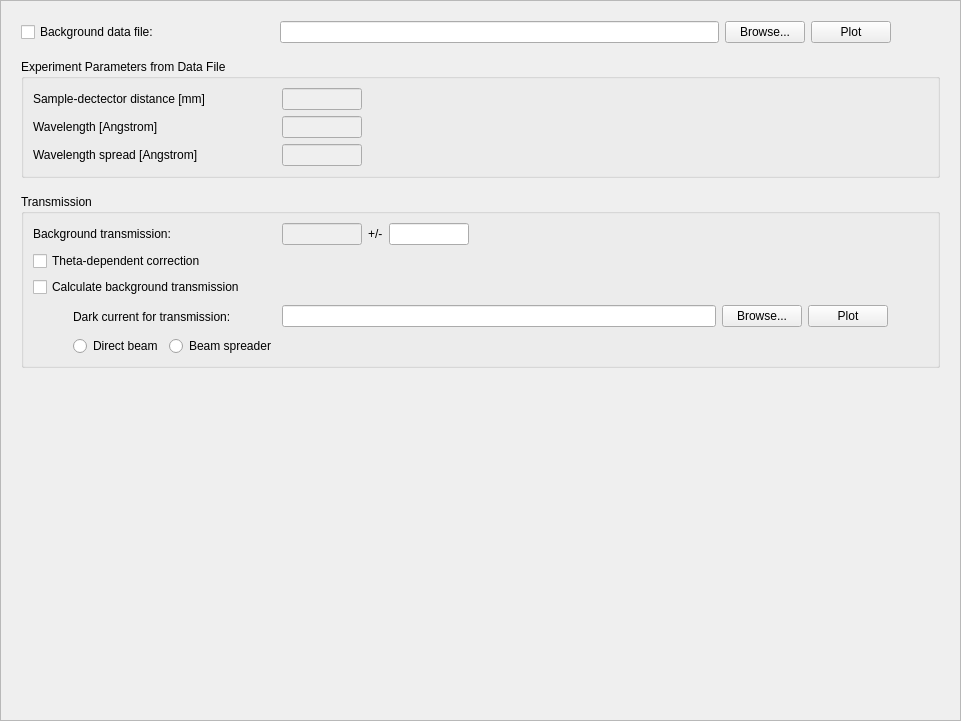
Old version of the form Code/Mantid/scripts/Interface/ui/sans/hfir_background.ui in the repository mantidproject/mantid.
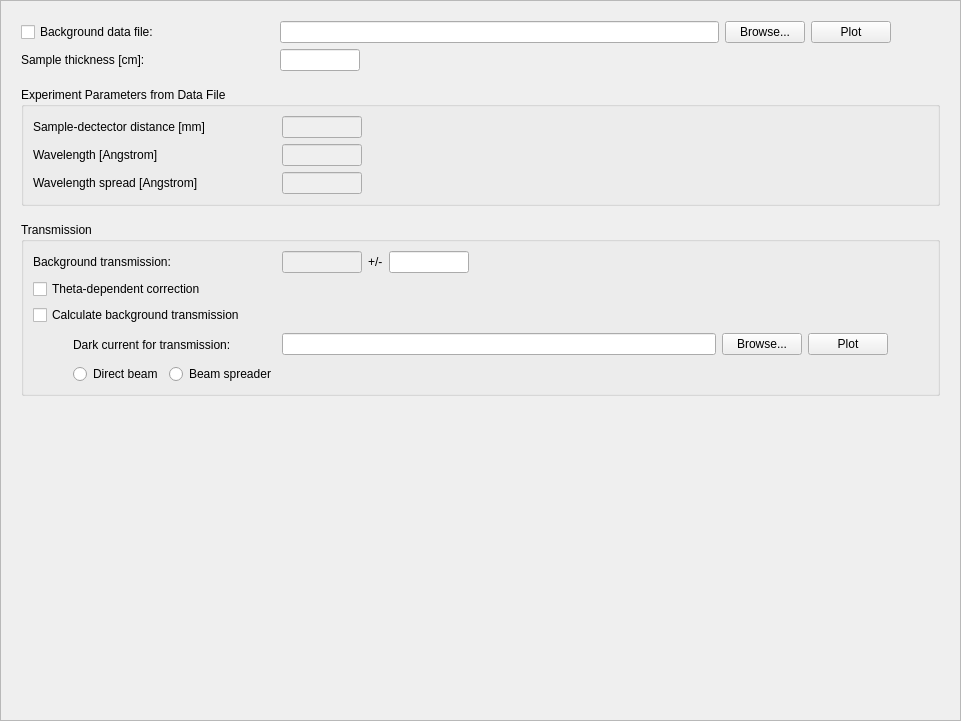
New version of the form.

Commit message: Updated HFIR UI for geometry correction. Re #3426

Diff of the .ui file:
```diff
--- a/Code/Mantid/scripts/Interface/ui/sans/hfir_background.ui
+++ b/Code/Mantid/scripts/Interface/ui/sans/hfir_background.ui
@@ -36,8 +36,8 @@
        <rect>
         <x>0</x>
         <y>0</y>
-        <width>935</width>
-        <height>695</height>
+        <width>941</width>
+        <height>701</height>
        </rect>
       </property>
       <layout class="QVBoxLayout" name="verticalLayout_2">
@@ -186,6 +186,89 @@
          </item>
         </layout>
        </item>
+       <item>
+        <layout class="QHBoxLayout" name="horizontalLayout_5">
+         <item>
+          <widget class="QLabel" name="thickness_label">
+           <property name="sizePolicy">
+            <sizepolicy hsizetype="Fixed" vsizetype="Fixed">
+             <horstretch>0</horstretch>
+             <verstretch>0</verstretch>
+            </sizepolicy>
+           </property>
+           <property name="minimumSize">
+            <size>
+             <width>175</width>
+             <height>0</height>
+            </size>
+           </property>
+           <property name="maximumSize">
+            <size>
+             <width>175</width>
+             <height>16777215</height>
+            </size>
+           </property>
+           <property name="text">
+            <string>Sample thickness [cm]:</string>
+           </property>
+          </widget>
+         </item>
+         <item>
+          <spacer name="horizontalSpacer_9">
+           <property name="orientation">
+            <enum>Qt::Horizontal</enum>
+           </property>
+           <property name="sizeType">
+            <enum>QSizePolicy::Fixed</enum>
+           </property>
+           <property name="sizeHint" stdset="0">
+            <size>
+             <width>78</width>
+             <height>20</height>
+            </size>
+           </property>
+          </spacer>
+         </item>
+         <item>
+          <widget class="QLineEdit" name="thickness_edit">
+           <property name="sizePolicy">
+            <sizepolicy hsizetype="Fixed" vsizetype="Fixed">
+             <horstretch>0</horstretch>
+             <verstretch>0</verstretch>
+            </sizepolicy>
+           </property>
+           <property name="minimumSize">
+            <size>
+             <width>80</width>
+             <height>0</height>
+            </size>
+           </property>
+           <property name="maximumSize">
+            <size>
+             <width>80</width>
+             <height>16777215</height>
+            </size>
+           </property>
+           <property name="toolTip">
+            <string>Enter thickness of the background sample [cm]</string>
+           </property>
+          </widget>
+         </item>
+         <item>
+          <spacer name="horizontalSpacer_10">
+           <property name="orientation">
+            <enum>Qt::Horizontal</enum>
+           </property>
+           <property name="sizeHint" stdset="0">
+            <size>
+             <width>40</width>
+             <height>20</height>
+            </size>
+           </property>
+          </spacer>
+         </item>
+        </layout>
+       </item>
        <item>
         <spacer name="verticalSpacer_3">
          <property name="orientation">
```
The commit also changes 16 other files.
